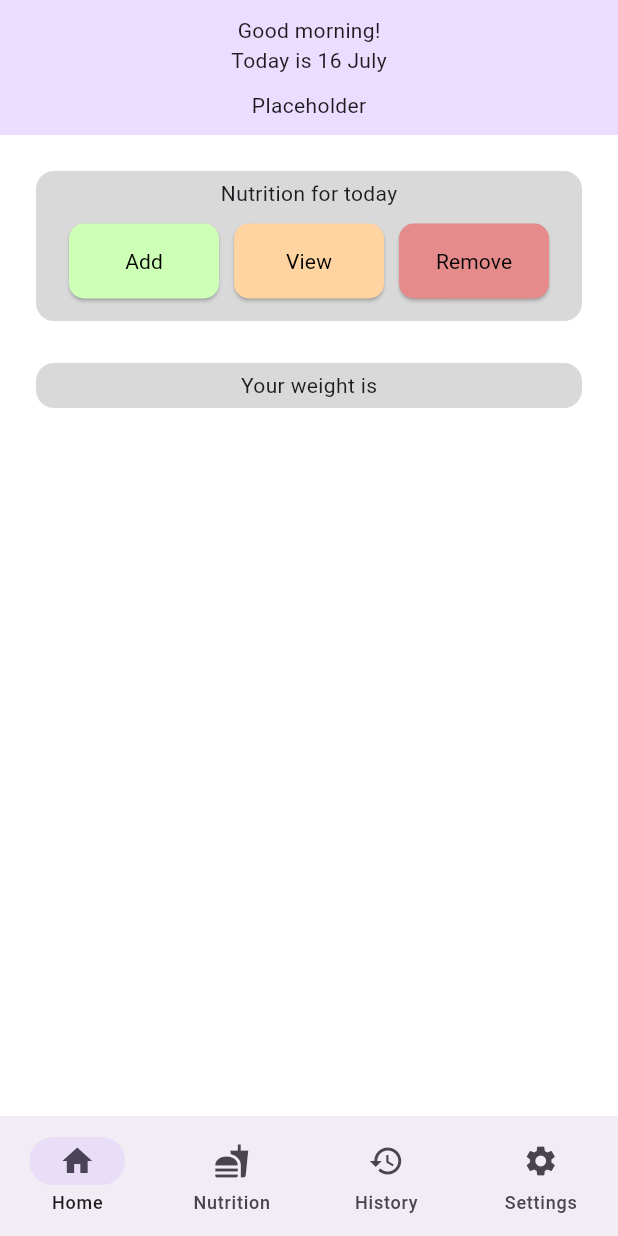
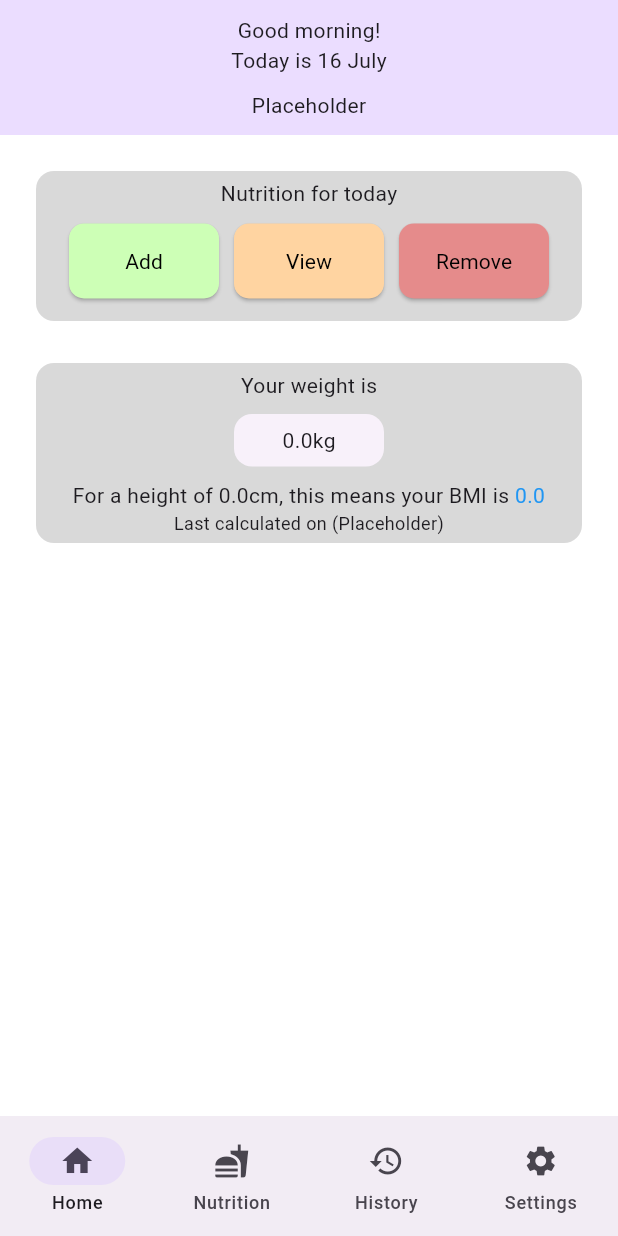
Before and after one commit to smstone0/Caloric, a Flutter app: the screen it shows after launch, on a phone screen of 412 x 824 dp. Run offline on Flutter 3.47's test engine with Material 2 defaults, Android fonts, the phone set to English and light mode, and no system bars.

Commit message:
Implement StatsCard

```diff
--- a/lib/today_page.dart
+++ b/lib/today_page.dart
@@ -105,9 +105,63 @@ class StatsCard extends StatelessWidget {
 
   @override
   Widget build(BuildContext context) {
+    Color colour;
+
+    //Final
+    double weight = 0;
+    String weightUnit = "kg";
+    double height = 0;
+    String heightUnit = "cm";
+    double BMI = 0;
+
+    if (BMI < 18.5) {
+      colour = Colors.blue;
+    } else if (BMI < 25) {
+      colour = Colors.green;
+    } else if (BMI < 30) {
+      colour = Colors.orange;
+    } else {
+      colour = Colors.red;
+    }
+
     return Column(
       children: [
-        Text("Your weight is"),
+        const Text("Your weight is"),
+        Padding(
+          padding: const EdgeInsets.fromLTRB(0, 5, 0, 5),
+          child: Card(
+            elevation: 0,
+            child: SizedBox(
+              width: 100,
+              height: 35,
+              child: Center(child: Text("$weight$weightUnit")),
+            ),
+          ),
+        ),
+        Padding(
+          padding: const EdgeInsets.fromLTRB(15, 0, 15, 0),
+          child: Column(
+            children: [
+              RichText(
+                textAlign: TextAlign.center,
+                text: TextSpan(
+                  style: DefaultTextStyle.of(context).style,
+                  children: [
+                    TextSpan(
+                        text:
+                            "For a height of $height$heightUnit, this means your BMI is "),
+                    TextSpan(text: "$BMI", style: TextStyle(color: colour)),
+                  ],
+                ),
+              ),
+              Text(
+                "Last calculated on (Placeholder)",
+                style: TextStyle(fontSize: 12),
+                textAlign: TextAlign.center,
+              ),
+            ],
+          ),
+        ),
       ],
     );
   }
```
